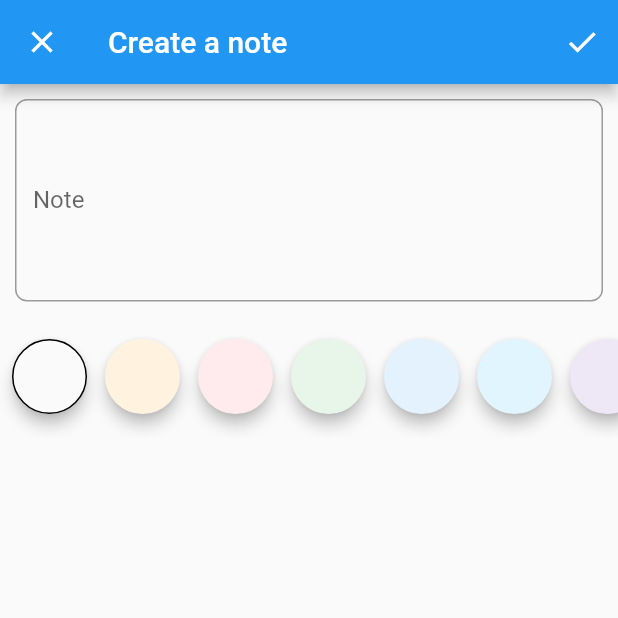
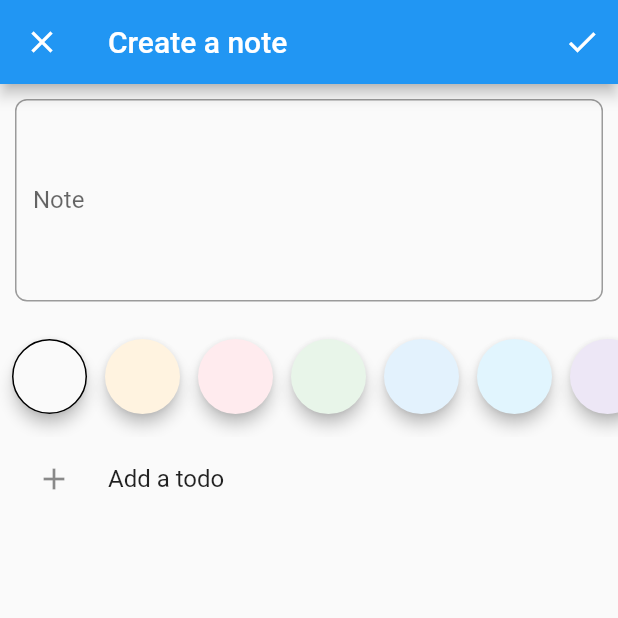
Before and after one commit to jinbekim/todolist, a Flutter app: the NoteOverviewPage screen opened by its route, after a tap on the "add" icon, on a phone screen of 412 x 824 dp, the top half of it. Run offline on Flutter 3.47's test engine with Material 2 defaults, Android fonts, the phone set to English and light mode, and no system bars; our stand-ins replace cloud_firestore, dartz, firebase_auth, firebase_core, flutter_hooks, freezed_annotation and 5 more; accounts and stored records are empty.

Commit message:
add: Adding Todos UI

```diff
--- a/lib/domain/auth/i_auth_facade.dart
+++ b/lib/domain/auth/i_auth_facade.dart
@@ -4,7 +4,7 @@ import 'package:todolist/domain/auth/user.dart';
 import 'package:todolist/domain/auth/value_objects.dart';
 
 abstract class IAuthFacade {
-  Future<Option<TUser>> getSignedInUser();
+  Future<Option<User>> getSignedInUser();
   Future<Either<AuthFailure, Unit>> registerWithEmailAndPassword({
     required EmailAddress emailAddress,
     required Password password,
--- a/lib/domain/auth/user.dart
+++ b/lib/domain/auth/user.dart
@@ -4,8 +4,8 @@ import 'package:todolist/domain/core/value_objects.dart';
 part 'user.freezed.dart';
 
 @freezed
-abstract class TUser with _$TUser {
-  const factory TUser({
+abstract class User with _$TUser {
+  const factory User({
     required UniqueId id,
   }) = _TUser;
 }
--- a/lib/domain/notes/value_objects.dart
+++ b/lib/domain/notes/value_objects.dart
@@ -49,9 +49,6 @@ class NoteColor extends ValueObject<Color> {
     Color(0xFFFFFDE7),
     Color(0xFFFFF8E1),
     Color(0xFFFCF8E3),
-    Color(0xFFF3E5F5),
-    Color(0xFFECEFF1),
-    Color(0xFFCFD8DC),
   ];
 
   @override
--- a/lib/infrastructure/auth/firebase_auth_mapper.dart
+++ b/lib/infrastructure/auth/firebase_auth_mapper.dart
@@ -1,10 +1,10 @@
-import 'package:firebase_auth/firebase_auth.dart';
+import 'package:firebase_auth/firebase_auth.dart' as firebase_auth;
 import 'package:todolist/domain/auth/user.dart';
 import 'package:todolist/domain/core/value_objects.dart';
 
-extension FirebaseUserDomainX on User {
-  TUser toDomain() {
-    return TUser(
+extension FirebaseUserDomainX on firebase_auth.User {
+  User toDomain() {
+    return User(
       id: UniqueId.fromUniqueString(uid),
     );
   }
--- a/lib/presentation/notes/note_form/misc/todo_item_presentation_classes.dart
+++ b/lib/presentation/notes/note_form/misc/todo_item_presentation_classes.dart
@@ -1,9 +1,23 @@
+import 'package:flutter/foundation.dart';
 import 'package:freezed_annotation/freezed_annotation.dart';
+import 'package:kt_dart/kt.dart';
 import 'package:todolist/domain/core/value_objects.dart';
 import 'package:todolist/domain/notes/todo_item.dart';
 import 'package:todolist/domain/notes/value_objects.dart';
 
 part 'todo_item_presentation_classes.freezed.dart';
+
+class FormTodos extends ValueNotifier<KtList<TodoItemPrimitive>> {
+  FormTodos(KtList<TodoItemPrimitive>? value) : super(value ?? emptyList());
+
+  void add(TodoItemPrimitive todoItem) {
+    value = value.plusElement(todoItem);
+  }
+
+  void remove(TodoItemPrimitive todoItem) {
+    value = value.minusElement(todoItem);
+  }
+}
 
 @freezed
 abstract class TodoItemPrimitive implements _$TodoItemPrimitive {
--- a/lib/presentation/notes/note_form/note_form_page.dart
+++ b/lib/presentation/notes/note_form/note_form_page.dart
@@ -1,8 +1,12 @@
 import 'package:dartz/dartz.dart';
 import 'package:flutter/material.dart';
 import 'package:get/get.dart';
+import 'package:kt_dart/kt.dart';
+import 'package:provider/provider.dart';
 import 'package:todolist/application/notes/form/note_form_controller.dart';
 import 'package:todolist/domain/notes/note.dart';
+import 'package:todolist/presentation/notes/note_form/misc/todo_item_presentation_classes.dart';
+import 'package:todolist/presentation/notes/note_form/widgets/add_todo_tile_widget.dart';
 import 'package:todolist/presentation/notes/note_form/widgets/body_field_widget.dart';
 import 'package:todolist/presentation/notes/note_form/widgets/color_field_widget.dart';
 
@@ -87,8 +91,16 @@ class NoteFormPageScaffold extends StatelessWidget {
         ],
       ),
       body: Obx(
-        () => Form(
-          autovalidateMode: NoteFormController.to.state.value.showErrorMessages
+        () => ChangeNotifierProvider(
+          create: (_) => FormTodos(
+            NoteFormController.to.state.value.note.todos.value.fold(
+              (f) => listOf<TodoItemPrimitive>(),
+              (r) => r.map((_) => TodoItemPrimitive.fromDomain(_)),
+            ),
+          ),
+          child: Form(
+            autovalidateMode:
+                NoteFormController.to.state.value.showErrorMessages
                     ? AutovalidateMode.always
                     : AutovalidateMode.disabled,
             child: SingleChildScrollView(
@@ -96,7 +108,9 @@ class NoteFormPageScaffold extends StatelessWidget {
                 children: const [
                   BodyField(),
                   ColorField(),
+                  AddTodoTile(),
                 ],
+              ),
             ),
           ),
         ),
--- /dev/null
+++ b/lib/presentation/notes/note_form/widgets/add_todo_tile_widget.dart
@@ -0,0 +1,31 @@
+import 'package:flutter/material.dart';
+import 'package:get/get.dart';
+import 'package:kt_dart/kt.dart';
+import 'package:todolist/application/notes/form/note_form_controller.dart';
+import 'package:todolist/presentation/notes/note_form/misc/build_context_x.dart';
+import 'package:todolist/presentation/notes/note_form/misc/todo_item_presentation_classes.dart';
+
+class AddTodoTile extends StatelessWidget {
+  const AddTodoTile({super.key});
+
+  @override
+  Widget build(BuildContext context) {
+    return Obx(
+      () => ListTile(
+        enabled: !NoteFormController.to.state.value.note.todos.isFull,
+        title: const Text('Add a todo'),
+        leading: const Padding(
+          padding: EdgeInsets.all(8.0),
+          child: Icon(Icons.add),
+        ),
+        onTap: () {
+          context.formTodos =
+              context.formTodos.plusElement(TodoItemPrimitive.empty());
+          NoteFormController.to.todosChanged(
+            context.formTodos,
+          );
+        },
+      ),
+    );
+  }
+}
```
Also changed, not shown: lib/infrastructure/auth/firebase_auth_facade.dart (+3 -4 lines), lib/presentation/notes/note_form/misc/build_context_x.dart (added, +11 -0 lines), pubspec.yaml (+4 -3 lines), lib/domain/auth/user.freezed.dart, pubspec.lock. Lines whose indentation alone changed are shown as unchanged.
